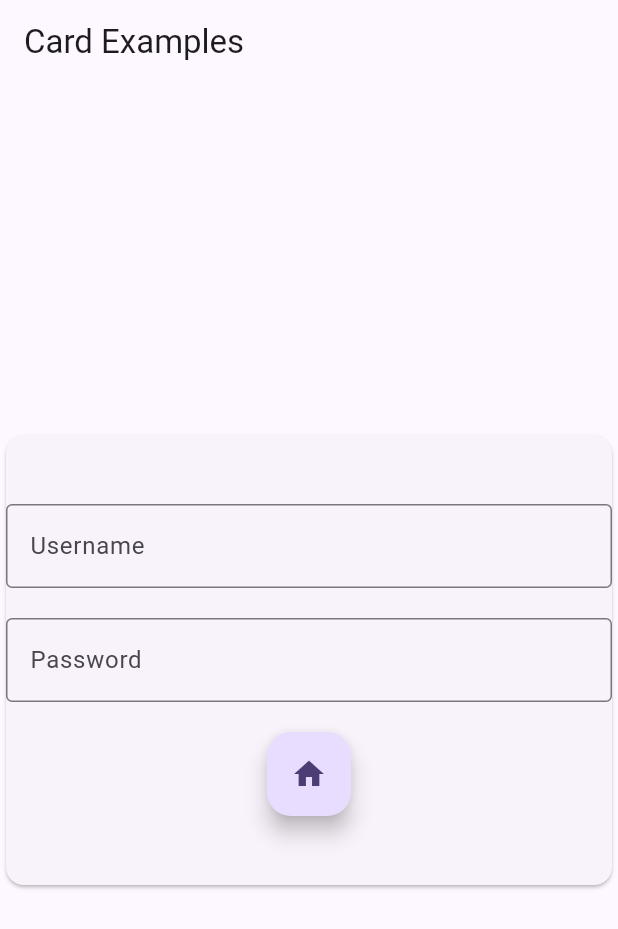
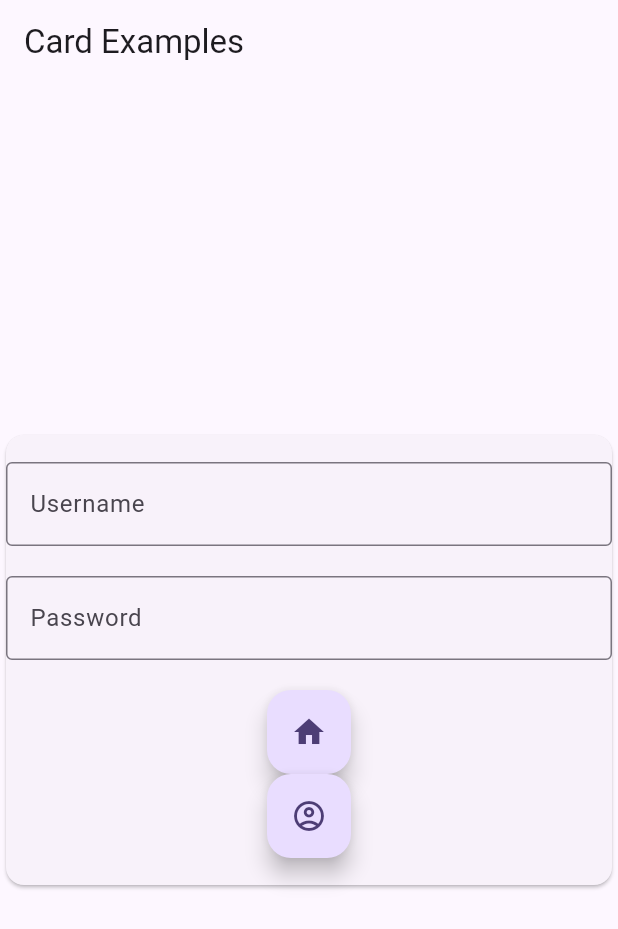
Before and after one commit to Turbotard/flutterproject, a Flutter app: the screen it shows after launch, after a tap on the "add" icon, after a tap on the "account circle" icon, on a phone screen of 412 x 824 dp. Shown: the top 929 px of the screen. Run offline on Flutter 3.47's test engine with Material 2 defaults, Android fonts, the phone set to English and light mode, and no system bars; missing offline and left inert: mongo_dart.

Commit message:
routes added and button with icon (#4)

```diff
--- /dev/null
+++ b/lib/connexion/login.dart
@@ -0,0 +1,103 @@
+import 'package:ecurie_flutter/main.dart';
+import 'package:flutter/material.dart';
+import 'package:ecurie_flutter/connexion/signup.dart';
+
+class Login extends StatelessWidget {
+  Login({Key? key}) : super(key: key);
+
+  @override
+  Widget build(BuildContext context) {
+    return MaterialApp(
+      theme: ThemeData(
+          colorSchemeSeed: const Color(0xff6750a4), useMaterial3: true),
+      home: Scaffold(
+        appBar: AppBar(title: const Text('Card Examples')),
+        body: Column(
+          children: <Widget>[
+            Spacer(),
+            ElevatedCardExample(),
+            Spacer(),
+          ],
+        ),
+      ),
+    );
+  }
+}
+
+class ElevatedCardExample extends StatelessWidget {
+  ElevatedCardExample({Key? key}) : super(key: key);
+
+  @override
+  Widget build(BuildContext context) {
+    const IconData home = IconData(0xe318, fontFamily: 'MaterialIcons');
+    const IconData account_circle_outlined =
+        IconData(0xee35, fontFamily: 'MaterialIcons');
+
+    return Center(
+      child: Card(
+        child: SizedBox(
+          width: 500,
+          height: 300,
+          child: Center(
+            child:
+                Column(mainAxisAlignment: MainAxisAlignment.center, children: [
+              TextField(
+                decoration: InputDecoration(
+                  border: OutlineInputBorder(),
+                  labelText: 'Username',
+                ),
+              ),
+              SizedBox(
+                height: 20,
+              ), // Ajout d'un espacement entre les champs
+              TextField(
+                obscureText: true,
+                decoration: InputDecoration(
+                  border: OutlineInputBorder(),
+                  labelText: 'Password',
+                ),
+              ),
+
+              SizedBox(
+                height: 20,
+              ),
+              // FloatingActionButton(
+              //   onPressed: () {
+              //     Navigator.push(
+              //       context,
+              //       MaterialPageRoute(builder: (context) => MyHomePage(title: 'Forgot password ?',)),
+              //     );
+              //   },
+              //   tooltip: 'Accueil',
+              // ),
+              // Text(
+              //   "Forgot password ?",
+              // )
+
+              FloatingActionButton(
+                onPressed: () {
+                  Navigator.push(
+                    context,
+                    MaterialPageRoute(builder: (context) => MyApp()),
+                  );
+                },
+                tooltip: 'Se connecter',
+                child: Icon(home),
+              ),
+              FloatingActionButton(
+                onPressed: () {
+                  Navigator.push(
+                    context,
+                    MaterialPageRoute(builder: (context) => SignUp()),
+                  );
+                },
+                tooltip: 'Créer un compte',
+                child: Icon(account_circle_outlined),
+              ),
+            ]),
+          ),
+        ),
+      ),
+    );
+  }
+}
--- a/lib/login.dart
+++ b/lib/connexion/signup.dart
@@ -1,8 +1,9 @@
 import 'package:ecurie_flutter/main.dart';
+import 'package:ecurie_flutter/connexion/login.dart';
 import 'package:flutter/material.dart';
 
-class Login extends StatelessWidget {
-  Login({Key? key}) : super(key: key);
+class SignUp extends StatelessWidget {
+  SignUp({Key? key}) : super(key: key);
 
   @override
   Widget build(BuildContext context) {
@@ -29,6 +30,7 @@ class ElevatedCardExample extends StatelessWidget {
   @override
   Widget build(BuildContext context) {
     const IconData home = IconData(0xe318, fontFamily: 'MaterialIcons');
+    const IconData accountCircleSharp = IconData(0xe743, fontFamily: 'MaterialIcons');
     return Center(
       child: Card(
         child: SizedBox(
@@ -77,6 +79,16 @@ class ElevatedCardExample extends StatelessWidget {
                   tooltip: 'Se connecter',
                   child: Icon(home),
                 ),
+                FloatingActionButton(
+                  onPressed: () {
+                    Navigator.push(
+                      context,
+                      MaterialPageRoute(builder: (context) => Login()),
+                    );
+                  },
+                  tooltip: 'Se connecter',
+                  child: Icon(accountCircleSharp),
+                ),
               ]
             ),
           ),
--- a/lib/main.dart
+++ b/lib/main.dart
@@ -1,4 +1,5 @@
-import 'package:ecurie_flutter/login.dart';
+import 'package:ecurie_flutter/connexion/login.dart';
+import 'package:ecurie_flutter/connexion/signup.dart';
 import 'package:flutter/material.dart';
 import 'db/db.dart';
 
@@ -76,6 +77,7 @@
   Widget build(BuildContext context) {
 
   const IconData accountCircleSharp = IconData(0xe743, fontFamily: 'MaterialIcons');
+  const IconData account_circle_outlined = IconData(0xee35, fontFamily: 'MaterialIcons');
     // This method is rerun every time setState is called, for instance as done
     // by the _incrementCounter method above.
     //
@@ -134,7 +136,18 @@
             tooltip: 'Se connecter',
             child: Icon(accountCircleSharp),
           ),
-          SizedBox(width: 16), // Add some space between the buttons
+          SizedBox(width: 16),
+          FloatingActionButton(
+            onPressed: () {
+              Navigator.push(
+                context,
+                MaterialPageRoute(builder: (context) => SignUp()),
+              );
+            },
+            tooltip: 'Créer un compte',
+            child: Icon(account_circle_outlined),
+          ),
+          SizedBox(width: 16),
           FloatingActionButton(
             onPressed: _incrementCounter,
             tooltip: 'Increment',
```
